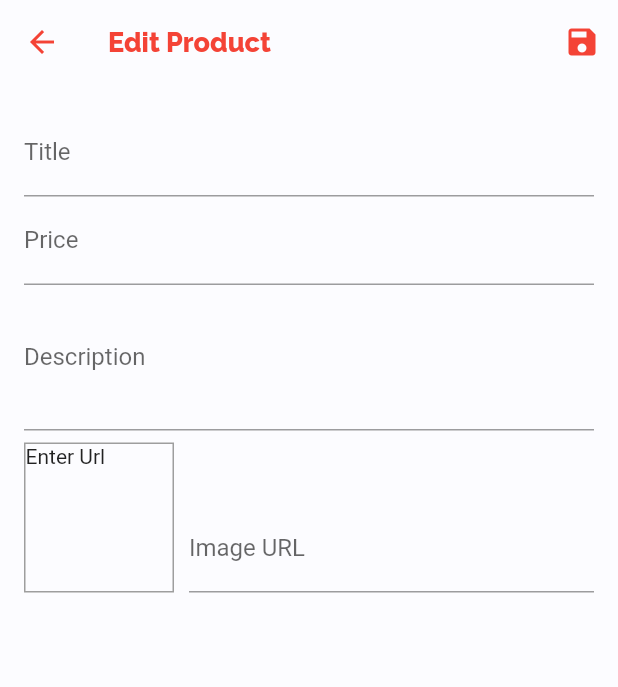
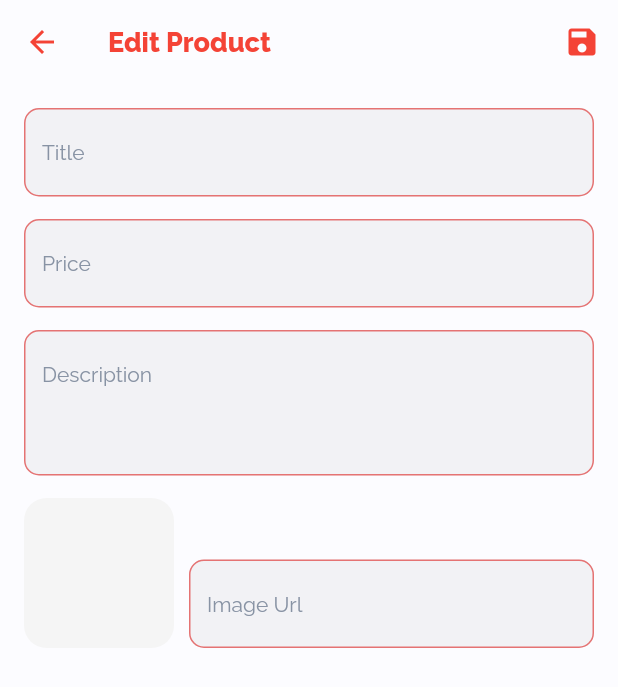
Before and after one commit to michaeldadzie/Commerce, a Flutter app: the EditProductScreen screen opened by its route, on a phone screen of 412 x 824 dp. Shown: the top 687 px of the screen. Run offline on Flutter 3.47's test engine with Material 2 defaults, Android fonts, the phone set to English and light mode, and no system bars; our stand-ins replace flutter_icons, flutter_screenutil, google_fonts, page_transition, shared_preferences; accounts and stored records are empty.

Commit message:
Improved UI code

```diff
--- a/lib/features/account/presentation/pages/edit_product_screen.dart
+++ b/lib/features/account/presentation/pages/edit_product_screen.dart
@@ -3,6 +3,7 @@ import 'package:google_fonts/google_fonts.dart';
 import 'package:provider/provider.dart';
 import 'package:shop_app/features/home/presentation/providers/product.dart';
 import 'package:shop_app/features/home/presentation/providers/products.dart';
+import 'package:shop_app/features/user_authentication/presentation/constants/const.dart';
 
 class EditProductScreen extends StatefulWidget {
   static const routeName = '/edit-product';
@@ -159,7 +160,8 @@ class _EditProductScreenState extends State<EditProductScreen> {
                   children: [
                     TextFormField(
                       initialValue: _initValues['title'],
-                      decoration: InputDecoration(labelText: 'Title'),
+                      decoration:
+                          textFormFieldDecoration.copyWith(hintText: 'Title'),
                       textInputAction: TextInputAction.next,
                       onFieldSubmitted: (_) {
                         FocusScope.of(context).requestFocus(_priceFocusNode);
@@ -181,9 +183,11 @@ class _EditProductScreenState extends State<EditProductScreen> {
                         );
                       },
                     ),
+                    SizedBox(height: 15),
                     TextFormField(
                       initialValue: _initValues['price'],
-                      decoration: InputDecoration(labelText: 'Price'),
+                      decoration:
+                          textFormFieldDecoration.copyWith(hintText: 'Price'),
                       textInputAction: TextInputAction.next,
                       keyboardType: TextInputType.number,
                       focusNode: _priceFocusNode,
@@ -214,9 +218,11 @@ class _EditProductScreenState extends State<EditProductScreen> {
                         );
                       },
                     ),
+                    SizedBox(height: 15),
                     TextFormField(
                       initialValue: _initValues['description'],
-                      decoration: InputDecoration(labelText: 'Description'),
+                      decoration: textFormFieldDecoration.copyWith(
+                          hintText: 'Description'),
                       maxLines: 3,
                       keyboardType: TextInputType.multiline,
                       focusNode: _descriptionFocusNode,
@@ -240,18 +246,21 @@ class _EditProductScreenState extends State<EditProductScreen> {
                         );
                       },
                     ),
+                    SizedBox(height: 15),
                     Row(
                       crossAxisAlignment: CrossAxisAlignment.end,
                       children: [
-                        Container(
+                        ClipRRect(
+                          borderRadius: BorderRadius.circular(15),
+                          child: Container(
                             height: 100,
                             width: 100,
-                          margin: EdgeInsets.only(top: 8, right: 10),
-                          decoration: BoxDecoration(
-                            border: Border.all(width: 1, color: Colors.grey),
-                          ),
+                            color: Colors.grey[100],
+                            // decoration: BoxDecoration(
+                            //   border: Border.all(width: 1, color: Colors.grey),
+                            // ),
                             child: _imageUrlController.text.isEmpty
-                              ? Text('Enter Url')
+                                ? Text('') //TODO: Imageplace holder
                                 : FittedBox(
                                     child: Image.network(
                                       _imageUrlController.text,
@@ -259,9 +268,12 @@ class _EditProductScreenState extends State<EditProductScreen> {
                                     ),
                                   ),
                           ),
+                        ),
+                        SizedBox(width: 10),
                         Expanded(
                           child: TextFormField(
-                            decoration: InputDecoration(labelText: 'Image URL'),
+                            decoration: textFormFieldDecoration.copyWith(
+                                hintText: 'Image Url'),
                             keyboardType: TextInputType.url,
                             textInputAction: TextInputAction.done,
                             controller: _imageUrlController,
```
Lines whose indentation alone changed are shown as unchanged.
